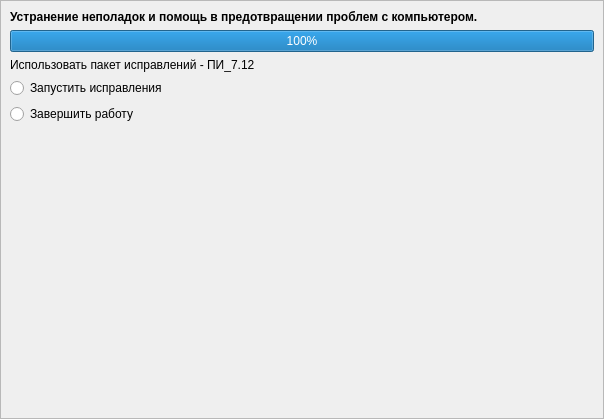
Above: src/app/checkwizardpage.ui from august-alt/alt-diagnostic-tool before the change. Below: the same form after it.
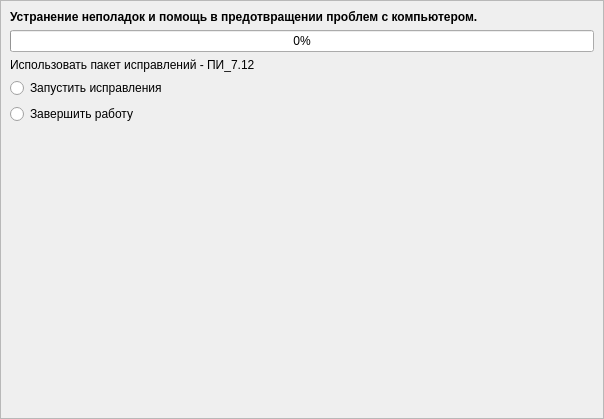
That is the form after the change.

Patch:
```diff
--- a/src/app/checkwizardpage.ui
+++ b/src/app/checkwizardpage.ui
@@ -56,7 +56,7 @@
       <item row="1" column="0" colspan="2">
        <widget class="QProgressBar" name="mainProgressBar">
         <property name="value">
-         <number>100</number>
+         <number>0</number>
         </property>
        </widget>
       </item>
```
